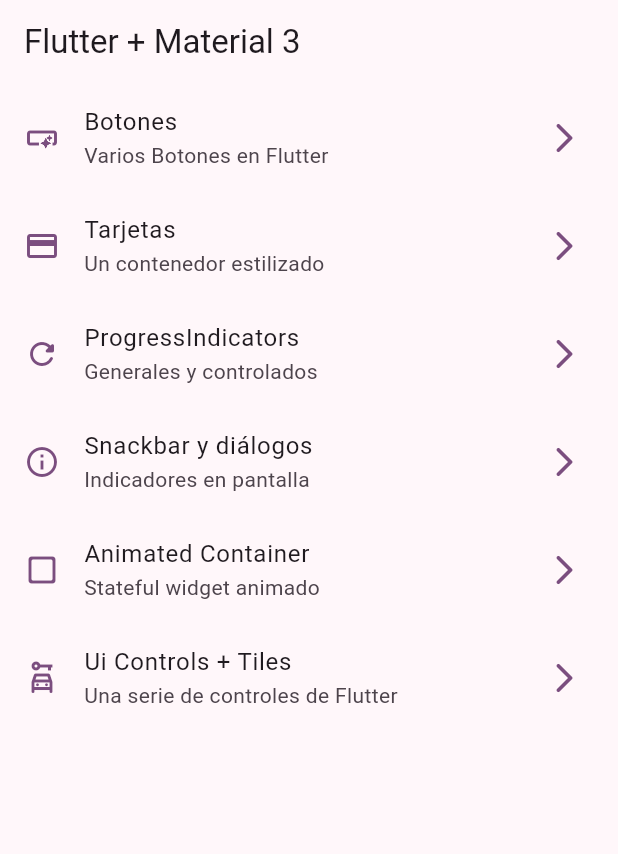
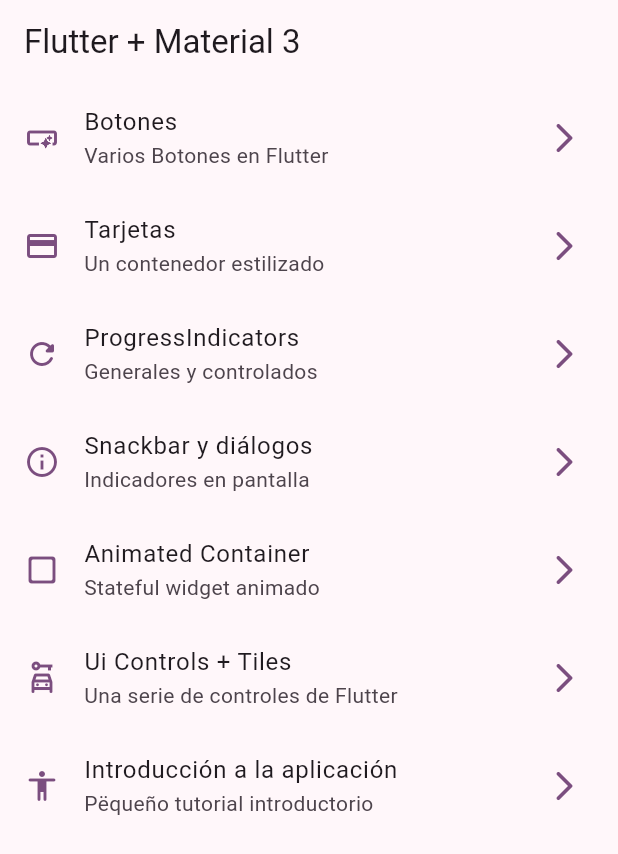
Before and after one commit to RG-HC/widgets_app, a Flutter app: the screen it shows after launch, on a phone screen of 412 x 824 dp. Shown: the top 854 px of the screen. Run offline on Flutter 3.47's test engine with Material 2 defaults, Android fonts, the phone set to English and light mode, and no system bars; our stand-ins replace go_router.

Commit message:
Tutorial screen add

```diff
--- a/lib/config/menu/menu_items.dart
+++ b/lib/config/menu/menu_items.dart
@@ -51,5 +51,11 @@ const appMenuItems = <MenuItem> [
     subtitle: 'Una serie de controles de Flutter',
     link: '/ui-controls',
     icon: Icons.car_rental_outlined,
-  )
+  ),
+  MenuItem(
+    title: 'Introducción a la aplicación',
+    subtitle: 'Pëqueño tutorial introductorio',
+    link: '/tutorial',
+    icon: Icons.accessibility_rounded,
+  ),
 ];
--- a/lib/config/router/app_router.dart
+++ b/lib/config/router/app_router.dart
@@ -40,5 +40,10 @@ final appRouter = GoRouter(
       name: UiControlsScreen.name,
       builder: (context, state) => const UiControlsScreen(),
     ),
+     GoRoute(
+      path: '/tutorial',
+      name: AppTutorialScreen.name,
+      builder: (context, state) => const AppTutorialScreen(),
+    ),
   ],
 );
```
